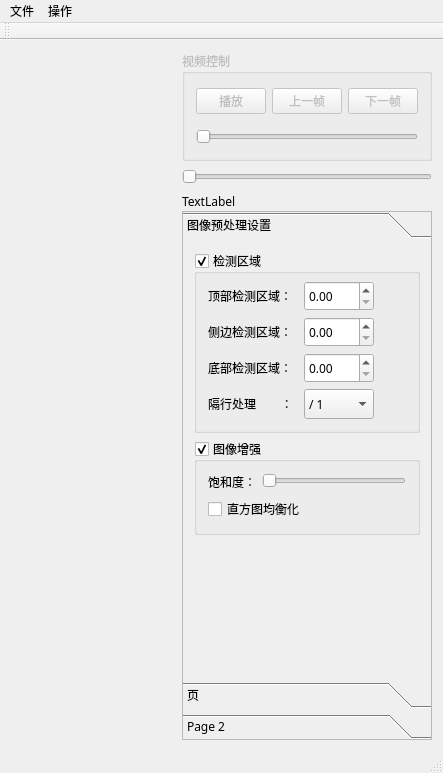
Old version of the form TSR/mainwin.ui in the repository YuHao000/TSR.
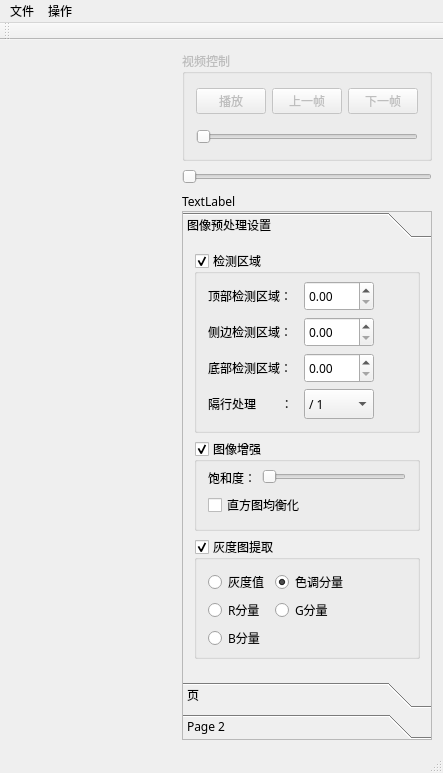
New version of the form. Custom widgets are drawn as their Qt base class.

Commit message: 1. Fix cv::Mat to QPixmap Bug 2. Add grayscale image extract toolbox 3. Add Hue grayscale image extract algorithm 4. Update .gitignore

```diff
--- a/TSR/mainwin.ui
+++ b/TSR/mainwin.ui
@@ -228,9 +228,9 @@
          <property name="geometry">
           <rect>
            <x>0</x>
-           <y>0</y>
-           <width>248</width>
-           <height>414</height>
+           <y>-30</y>
+           <width>234</width>
+           <height>423</height>
           </rect>
          </property>
          <attribute name="label">
@@ -445,6 +445,9 @@
              <bool>true</bool>
             </property>
             <layout class="QFormLayout" name="formLayout_2">
+             <property name="topMargin">
+              <number>7</number>
+             </property>
              <item row="0" column="0">
               <widget class="QLabel" name="label_6">
                <property name="text">
@@ -496,6 +499,101 @@
             </layout>
            </widget>
           </item>
+          <item>
+           <widget class="QGroupBox" name="boxGrayscale">
+            <property name="sizePolicy">
+             <sizepolicy hsizetype="Preferred" vsizetype="Fixed">
+              <horstretch>0</horstretch>
+              <verstretch>0</verstretch>
+             </sizepolicy>
+            </property>
+            <property name="minimumSize">
+             <size>
+              <width>0</width>
+              <height>100</height>
+             </size>
+            </property>
+            <property name="title">
+             <string>灰度图提取</string>
+            </property>
+            <property name="checkable">
+             <bool>true</bool>
+            </property>
+            <layout class="QFormLayout" name="formLayout_3">
+             <property name="topMargin">
+              <number>7</number>
+             </property>
+             <item row="0" column="0">
+              <widget class="QRadioButton" name="radioButton">
+               <property name="minimumSize">
+                <size>
+                 <width>0</width>
+                 <height>30</height>
+                </size>
+               </property>
+               <property name="text">
+                <string>灰度值</string>
+               </property>
+              </widget>
+             </item>
+             <item row="0" column="1">
+              <widget class="QRadioButton" name="radioButton_2">
+               <property name="minimumSize">
+                <size>
+                 <width>0</width>
+                 <height>30</height>
+                </size>
+               </property>
+               <property name="text">
+                <string>色调分量</string>
+               </property>
+               <property name="checked">
+                <bool>true</bool>
+               </property>
+              </widget>
+             </item>
+             <item row="1" column="0">
+              <widget class="QRadioButton" name="radioButton_3">
+               <property name="minimumSize">
+                <size>
+                 <width>0</width>
+                 <height>30</height>
+                </size>
+               </property>
+               <property name="text">
+                <string>R分量</string>
+               </property>
+              </widget>
+             </item>
+             <item row="1" column="1">
+              <widget class="QRadioButton" name="radioButton_4">
+               <property name="minimumSize">
+                <size>
+                 <width>0</width>
+                 <height>30</height>
+                </size>
+               </property>
+               <property name="text">
+                <string>G分量</string>
+               </property>
+              </widget>
+             </item>
+             <item row="2" column="0">
+              <widget class="QRadioButton" name="radioButton_5">
+               <property name="minimumSize">
+                <size>
+                 <width>0</width>
+                 <height>30</height>
+                </size>
+               </property>
+               <property name="text">
+                <string>B分量</string>
+               </property>
+              </widget>
+             </item>
+            </layout>
+           </widget>
+          </item>
           <item>
            <widget class="QWidget" name="widget" native="true"/>
           </item>
```
Left out of the diff: 16 changed lines with no effect on the pictures. The commit also changes 12 other files.
